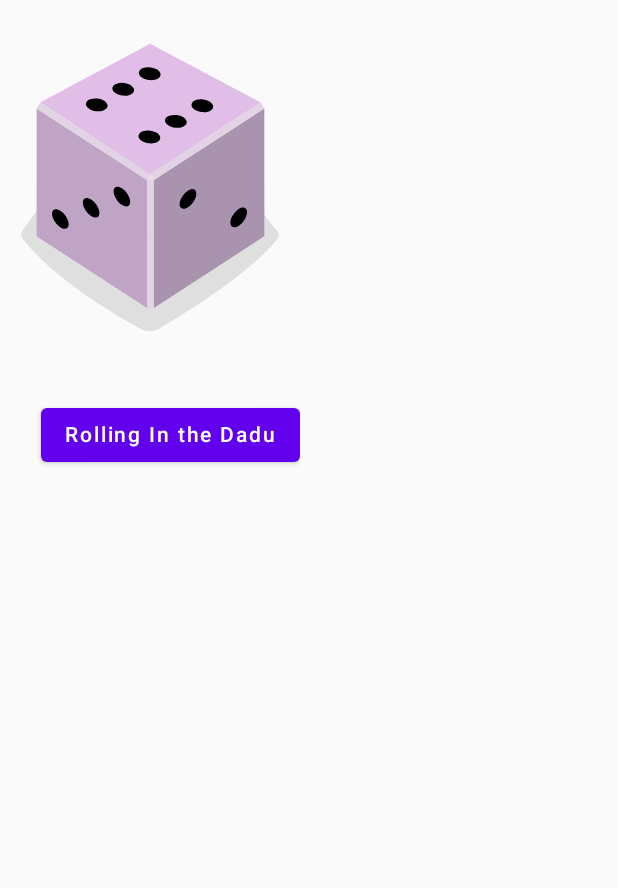
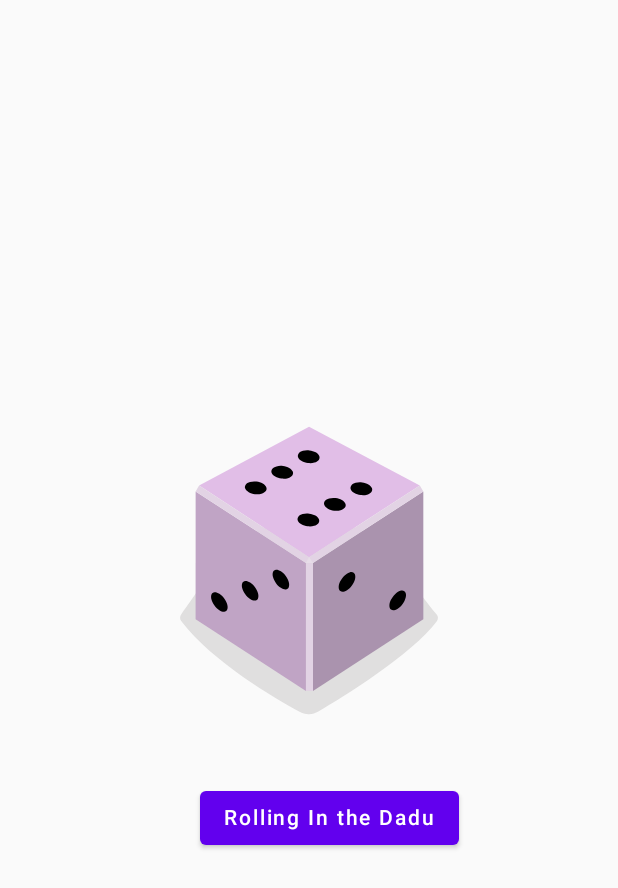
Before and after one commit to kyusufm/AndroidBasicWithCompose, an Android app built with Jetpack Compose: the screen it shows after launch (MainActivity), on a phone screen of 412 x 824 dp. Shown: the top 888 px of the screen. Run offline under Robolectric (Android 15) with nearby library versions, the phone set to English and light mode, and no system bars.

Commit message:
add modifier to display content in the middle

```diff
--- a/Unit2/2.Add-button-to-app/Diceroller/app/src/main/java/com/example/diceroller/MainActivity.kt
+++ b/Unit2/2.Add-button-to-app/Diceroller/app/src/main/java/com/example/diceroller/MainActivity.kt
@@ -25,7 +25,10 @@ class MainActivity : ComponentActivity() {
         setContent {
             DiceRollerTheme {
                 // A surface container using the 'background' color from the them
-                DiceWithButtonAndImage()
+                DiceWithButtonAndImage(modifier = Modifier
+                    .fillMaxSize()
+                    .wrapContentSize(Alignment.Center)
+                )
             }
         }
     }
```
